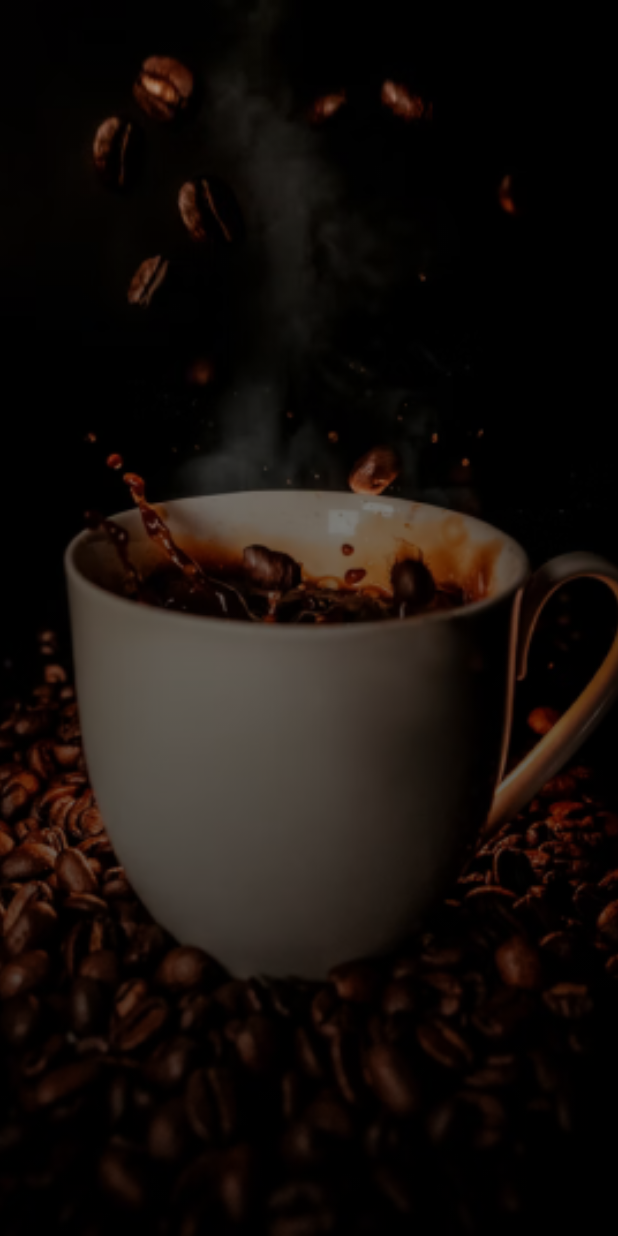
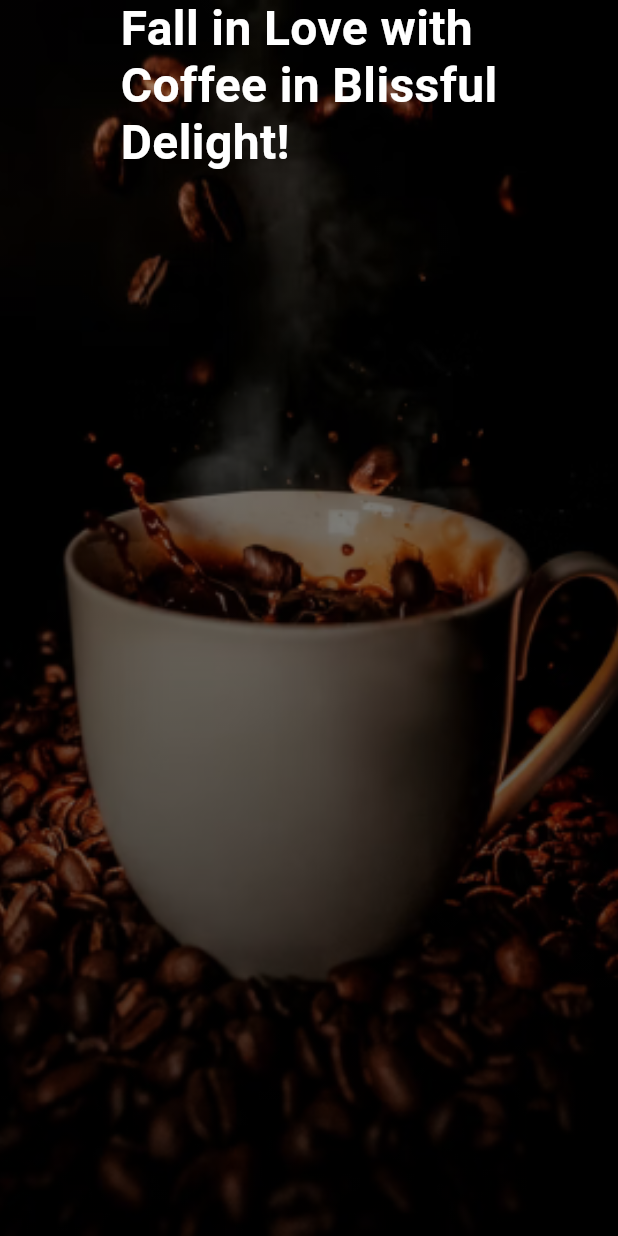
Before and after one commit to PedroH6/CoffeShop, a Flutter app: the screen it shows after launch, on a phone screen of 412 x 824 dp. Run offline on Flutter 3.47's test engine with Material 3 defaults, Android fonts, the phone set to English and light mode, and no system bars; missing offline and left inert: dart:ffi.

Commit message:
add o text

```diff
--- a/lib/pages/intro_page.dart
+++ b/lib/pages/intro_page.dart
@@ -33,7 +33,19 @@ class IntroPage extends StatelessWidget {
             child: Padding(
               padding: const EdgeInsets.symmetric(horizontal: 24.0),
               child: Column(
+                children: [
+                  // Título principal
+                  Text(
+                    'Fall in Love with\nCoffee in Blissful\nDelight!',
+                    style: TextStyle(
+                      fontSize: 32,
+                      fontWeight: FontWeight.bold,
+                      color: Colors.white,
+                      height: 1.2,
+                    ),
+                  ),
 
+                ],
               ),
             ),
           ),
```
